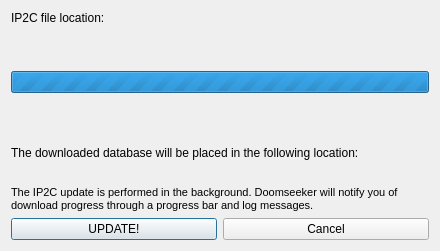
Qt form src/core/gui/ip2cupdatebox.ui (DoomseekerTeam/Doomseeker) before a commit.
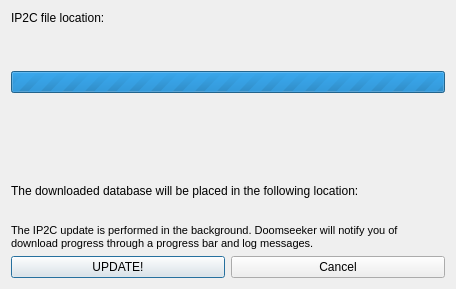
The same form after that commit. Icons and pictures are not drawn.

Commit message:
IP2C updater cosmetics (#3731)
- Say "DOWNLOAD!" instead of "UPDATE!" when there's no DB file at all.
- The update is "available", not "required".
- Fix layouting issues. Keep the dialog box thin vertically, without
  extraneous blank space.

Diff of the .ui file:
```diff
--- a/src/core/gui/ip2cupdatebox.ui
+++ b/src/core/gui/ip2cupdatebox.ui
@@ -6,8 +6,8 @@
    <rect>
     <x>0</x>
     <y>0</y>
-    <width>440</width>
-    <height>251</height>
+    <width>456</width>
+    <height>289</height>
    </rect>
   </property>
   <property name="sizePolicy">
@@ -16,12 +16,6 @@
     <verstretch>0</verstretch>
    </sizepolicy>
   </property>
-  <property name="minimumSize">
-   <size>
-    <width>440</width>
-    <height>0</height>
-   </size>
-  </property>
   <property name="windowTitle">
    <string>Doomseeker - Update IP2C</string>
   </property>
@@ -56,6 +50,12 @@
          <verstretch>0</verstretch>
         </sizepolicy>
        </property>
+       <property name="minimumSize">
+        <size>
+         <width>420</width>
+         <height>0</height>
+        </size>
+       </property>
        <property name="cursor">
         <cursorShape>IBeamCursor</cursorShape>
        </property>
@@ -98,6 +98,18 @@
      </item>
      <item>
       <widget class="QLabel" name="lblDatabaseStatus">
+       <property name="sizePolicy">
+        <sizepolicy hsizetype="Preferred" vsizetype="Minimum">
+         <horstretch>0</horstretch>
+         <verstretch>0</verstretch>
+        </sizepolicy>
+       </property>
+       <property name="minimumSize">
+        <size>
+         <width>420</width>
+         <height>0</height>
+        </size>
+       </property>
        <property name="text">
         <string notr="true">&lt;ENTER DATABASE UPDATE STATUS HERE&gt;</string>
        </property>
@@ -116,6 +128,9 @@
      <property name="value">
       <number>0</number>
      </property>
+     <property name="textVisible">
+      <bool>false</bool>
+     </property>
     </widget>
    </item>
    <item>
@@ -189,6 +204,18 @@
         </item>
         <item>
          <widget class="QLabel" name="lblIP2CDownloadLocation">
+          <property name="sizePolicy">
+           <sizepolicy hsizetype="Preferred" vsizetype="Minimum">
+            <horstretch>0</horstretch>
+            <verstretch>0</verstretch>
+           </sizepolicy>
+          </property>
+          <property name="minimumSize">
+           <size>
+            <width>420</width>
+            <height>0</height>
+           </size>
+          </property>
           <property name="cursor">
            <cursorShape>IBeamCursor</cursorShape>
           </property>
@@ -208,7 +235,7 @@
       <item>
        <widget class="QLabel" name="lblUpdateNote">
         <property name="sizePolicy">
-         <sizepolicy hsizetype="Preferred" vsizetype="Maximum">
+         <sizepolicy hsizetype="Preferred" vsizetype="Minimum">
           <horstretch>0</horstretch>
           <verstretch>0</verstretch>
          </sizepolicy>
```
The commit also changes 1 other file.
